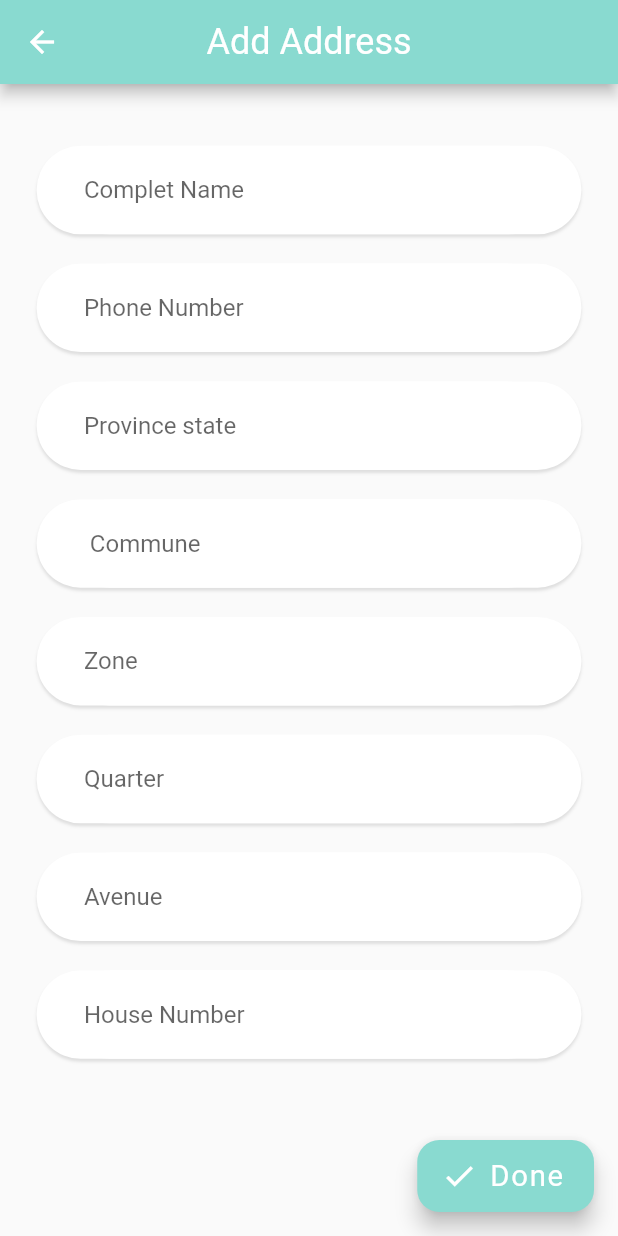
After one commit to Filsduvent/pharmacy_platform, a Flutter app: the AddressScreen screen opened by its route, after a tap on "Add Address", on a phone screen of 412 x 824 dp. The commit adds this screen. Run offline on Flutter 3.47's test engine with Material 2 defaults, Android fonts, the phone set to English and light mode, and no system bars; our stand-ins replace cloud_firestore, dots_indicator, firebase_auth, firebase_core, firebase_storage, get and 3 more; missing offline and left inert: flutter_barcode_scanner; accounts and stored records are empty.

Commit message:
designing the add address screen and parameters related to that

```diff
--- a/lib/routes/route_helper.dart
+++ b/lib/routes/route_helper.dart
@@ -3,6 +3,8 @@ import 'package:pharmacy_plateform/pharmacist/view/screens/actions_on_drug/post_
 import 'package:pharmacy_plateform/pharmacist/view/screens/home/main_pharmacy_screen.dart';
 import 'package:pharmacy_plateform/pharmacist/view/screens/home/pharmacy_drug_details.dart';
 import 'package:pharmacy_plateform/pharmacist/view/screens/home/pharmacy_medecines_screen.dart';
+import 'package:pharmacy_plateform/screens/address/add_address_screen.dart';
+import 'package:pharmacy_plateform/screens/address/address_screen.dart';
 import 'package:pharmacy_plateform/screens/authentication/signin_screen.dart';
 import 'package:pharmacy_plateform/screens/drug/popular_drug_detail.dart';
 import 'package:pharmacy_plateform/screens/home/home_page.dart';
@@ -19,6 +21,8 @@ class RouteHelper {
   static const String recentDrug = '/recent-drug';
   static const String cartPage = "/cart-page";
   static const String signIn = "/sign-in";
+  static const String addressScreen = "/address-screen";
+  static const String addAddressScreen = "/add-address";
 //Routers for pharmacist
   static const String mainPharmacyPage = "/main-pharmacy-page";
   static const String pharmacyMedecinePage = "/pharmacy-medecine-page";
@@ -33,6 +37,8 @@ class RouteHelper {
       '$recentDrug?pageId=$pageId&page=$page';
   static String getCartPage() => '$cartPage';
   static String getSignInPage() => '$signIn';
+  static String getAddressScreen() => '$addressScreen';
+  static String getAddAddressScreen() => '$addAddressScreen';
   //Routers for pharmacist
   static String getMainPharmacyPage() => '$mainPharmacyPage';
   static String getPharmacyMedecinePage() => '$pharmacyMedecinePage';
@@ -72,6 +78,20 @@ class RouteHelper {
         },
         transition: Transition.fadeIn),
 
+    GetPage(
+        name: addressScreen,
+        page: () {
+          return AddressScreen();
+        },
+        transition: Transition.fadeIn),
+
+    GetPage(
+        name: addAddressScreen,
+        page: () {
+          return AddAddressScreen();
+        },
+        transition: Transition.zoom),
+
     //Routers for the pharmacist
     GetPage(
         name: mainPharmacyPage,
--- /dev/null
+++ b/lib/screens/address/add_address_screen.dart
@@ -0,0 +1,166 @@
+// ignore_for_file: non_constant_identifier_names, no_leading_underscores_for_local_identifiers
+
+import 'package:flutter/material.dart';
+import 'package:get/get.dart';
+
+import '../../pharmacist/view/screens/widgets/Pharmacy_app_text_field.dart';
+import '../../routes/route_helper.dart';
+import '../../utils/colors.dart';
+import '../../utils/dimensions.dart';
+import '../../widgets/big_text.dart';
+
+class AddAddressScreen extends StatelessWidget {
+  const AddAddressScreen({Key? key}) : super(key: key);
+
+  @override
+  Widget build(BuildContext context) {
+    var _nameController = TextEditingController();
+    var _phoneNumberController = TextEditingController();
+    var _provinceController = TextEditingController();
+    var _communeController = TextEditingController();
+    var _zoneController = TextEditingController();
+    var _quarterController = TextEditingController();
+    var _avenueController = TextEditingController();
+    var _houseNumberController = TextEditingController();
+    return SafeArea(
+        child: Scaffold(
+      //appBar
+      appBar: AppBar(
+        centerTitle: true,
+        backgroundColor: AppColors.mainColor,
+        title: BigText(text: "Add Address", size: 24, color: Colors.white),
+      ),
+
+      //The Body
+      body: Container(
+        padding: EdgeInsets.only(
+          left: Dimensions.width20,
+          right: Dimensions.width20,
+        ),
+        child: Column(children: [
+          Expanded(
+            child: SingleChildScrollView(
+              physics: const BouncingScrollPhysics(),
+              child: Column(
+                children: [
+                  SizedBox(
+                    height: Dimensions.screenHeight * 0.05,
+                  ),
+
+                  //The Name
+                  PharmacyAppTextField(
+                    textController: _nameController,
+                    textInputType: TextInputType.name,
+                    textInputAction: TextInputAction.next,
+                    hintText: "Complet Name",
+                  ),
+                  SizedBox(
+                    height: Dimensions.height20,
+                  ),
+
+                  //Phone Number
+                  PharmacyAppTextField(
+                    textController: _phoneNumberController,
+                    textInputType: TextInputType.phone,
+                    textInputAction: TextInputAction.next,
+                    hintText: "Phone Number",
+                  ),
+                  SizedBox(
+                    height: Dimensions.height20,
+                  ),
+
+                  //Province
+                  PharmacyAppTextField(
+                    textController: _provinceController,
+                    textInputType: TextInputType.text,
+                    textInputAction: TextInputAction.next,
+                    hintText: "Province state",
+                  ),
+                  SizedBox(
+                    height: Dimensions.height20,
+                  ),
+
+                  //Commune
+                  PharmacyAppTextField(
+                    textController: _communeController,
+                    textInputType: TextInputType.text,
+                    textInputAction: TextInputAction.next,
+                    hintText: " Commune",
+                  ),
+                  SizedBox(
+                    height: Dimensions.height20,
+                  ),
+
+                  //Zone
+                  PharmacyAppTextField(
+                    textController: _zoneController,
+                    textInputType: TextInputType.text,
+                    textInputAction: TextInputAction.next,
+                    hintText: "Zone",
+                  ),
+                  SizedBox(
+                    height: Dimensions.height20,
+                  ),
+
+                  //Quarter
+                  PharmacyAppTextField(
+                    textController: _quarterController,
+                    textInputType: TextInputType.text,
+                    textInputAction: TextInputAction.next,
+                    hintText: "Quarter",
+                  ),
+                  SizedBox(
+                    height: Dimensions.height20,
+                  ),
+
+                  //Avenue
+                  PharmacyAppTextField(
+                    textController: _avenueController,
+                    textInputType: TextInputType.text,
+                    textInputAction: TextInputAction.next,
+                    hintText: "Avenue",
+                  ),
+                  SizedBox(
+                    height: Dimensions.height20,
+                  ),
+
+                  //House Number
+                  PharmacyAppTextField(
+                    textController: _houseNumberController,
+                    textInputType: TextInputType.number,
+                    textInputAction: TextInputAction.done,
+                    hintText: "House Number",
+                  ),
+                  SizedBox(
+                    height: Dimensions.height20,
+                  ),
+
+                  SizedBox(
+                    height: Dimensions.screenHeight * 0.05,
+                  ),
+                ],
+              ),
+            ),
+          ),
+        ]),
+      ),
+
+      //floatingActionButton
+
+      floatingActionButton: BuildAddAddressButton(),
+    ));
+  }
+
+  Widget BuildAddAddressButton() => FloatingActionButton.extended(
+      shape: RoundedRectangleBorder(
+          borderRadius: BorderRadius.circular(Dimensions.radius15)),
+      backgroundColor: AppColors.mainColor,
+      label: BigText(
+        text: 'Done',
+        color: Colors.white,
+      ),
+      icon: const Icon(Icons.check),
+      onPressed: () {
+        Get.toNamed(RouteHelper.getAddAddressScreen());
+      });
+}
--- a/lib/screens/address/address_screen.dart
+++ b/lib/screens/address/address_screen.dart
@@ -0,0 +1,47 @@
+// ignore_for_file: non_constant_identifier_names
+
+import 'package:flutter/material.dart';
+import 'package:get/get.dart';
+import 'package:pharmacy_plateform/routes/route_helper.dart';
+import 'package:pharmacy_plateform/utils/dimensions.dart';
+
+import '../../utils/colors.dart';
+import '../../widgets/big_text.dart';
+
+class AddressScreen extends StatefulWidget {
+  const AddressScreen({Key? key}) : super(key: key);
+
+  @override
+  State<AddressScreen> createState() => _AddressScreenState();
+}
+
+class _AddressScreenState extends State<AddressScreen> {
+  @override
+  Widget build(BuildContext context) {
+    return SafeArea(
+        child: Scaffold(
+      //appBar
+      appBar: AppBar(
+        centerTitle: true,
+        backgroundColor: AppColors.mainColor,
+        title: BigText(text: "Address", size: 24, color: Colors.white),
+      ),
+
+      //floatingActionButton
+      floatingActionButton: BuildAddAddressButton(),
+    ));
+  }
+
+  Widget BuildAddAddressButton() => FloatingActionButton.extended(
+      shape: RoundedRectangleBorder(
+          borderRadius: BorderRadius.circular(Dimensions.radius15)),
+      backgroundColor: AppColors.mainColor,
+      label: BigText(
+        text: 'Add Address',
+        color: Colors.white,
+      ),
+      icon: const Icon(Icons.location_on),
+      onPressed: () {
+        Get.toNamed(RouteHelper.getAddAddressScreen());
+      });
+}
--- a/lib/screens/cart/cart_page.dart
+++ b/lib/screens/cart/cart_page.dart
@@ -296,7 +296,8 @@ class CartPage extends StatelessWidget {
                     GestureDetector(
                       onTap: () {
                         if (firebaseAuth.currentUser != null) {
-                          cartController.addToHistory();
+                          Get.toNamed(RouteHelper.getAddressScreen());
+                          //cartController.addToHistory();
                         } else {
                           Get.toNamed(RouteHelper.getSignInPage());
                         }
```
